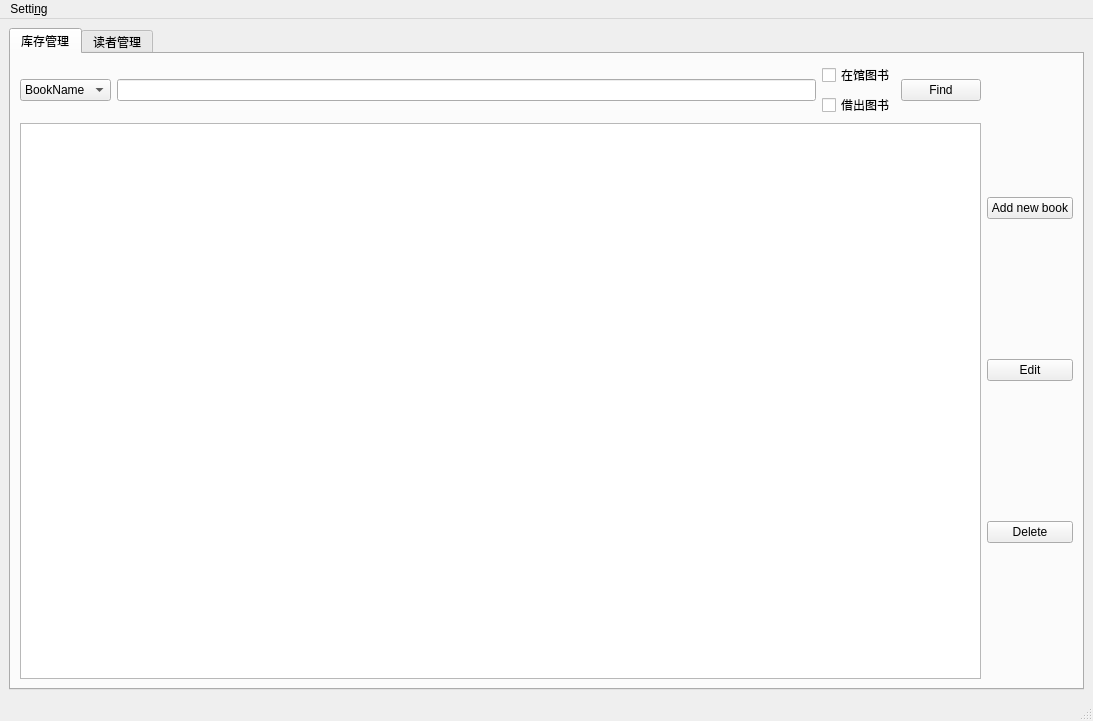
Old version of the form sourcecode/adminmainwindow.ui in the repository LiuzhouChan/database-Project-with-QT.
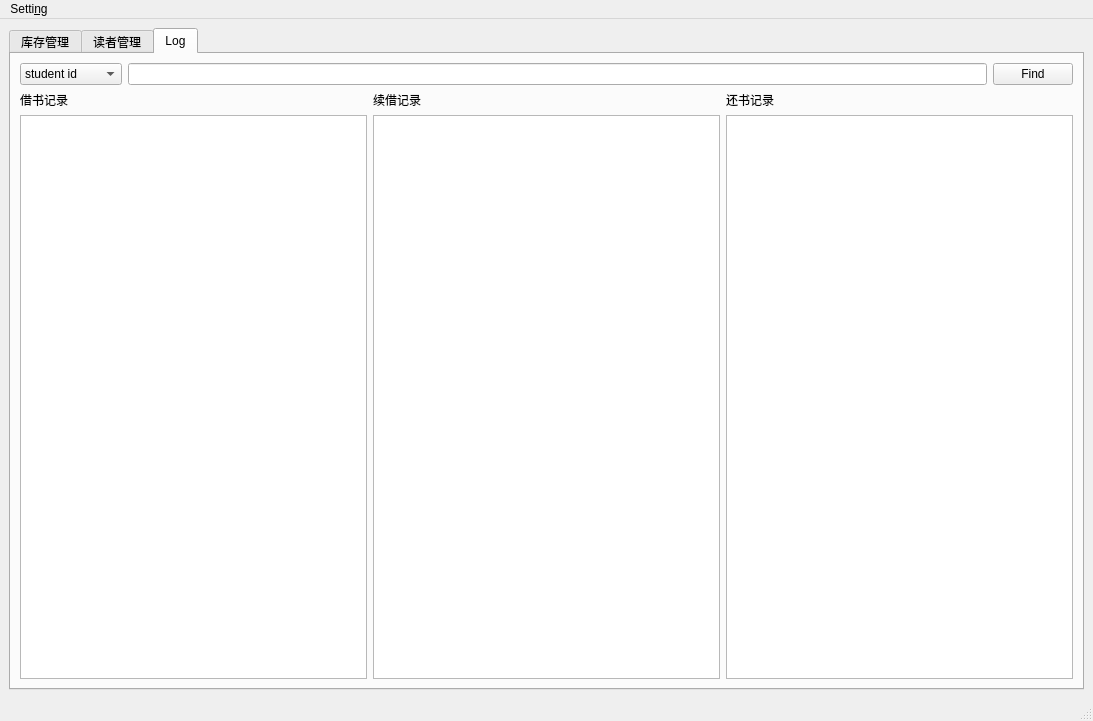
New version of the form. The open tabs and pages were chosen to show the change.

Diff of the .ui file:
```diff
--- a/sourcecode/adminmainwindow.ui
+++ b/sourcecode/adminmainwindow.ui
@@ -14,7 +14,7 @@
    <string>MainWindow</string>
   </property>
   <widget class="QWidget" name="centralwidget">
-   <layout class="QHBoxLayout" name="horizontalLayout">
+   <layout class="QVBoxLayout" name="verticalLayout_7">
     <item>
      <widget class="QTabWidget" name="tabWidget">
       <property name="currentIndex">
@@ -204,6 +204,83 @@
         </item>
        </layout>
       </widget>
+      <widget class="QWidget" name="tab_3">
+       <attribute name="title">
+        <string>Log</string>
+       </attribute>
+       <layout class="QVBoxLayout" name="verticalLayout_9">
+        <item>
+         <layout class="QVBoxLayout" name="verticalLayout_8">
+          <item>
+           <layout class="QHBoxLayout" name="horizontalLayout_11">
+            <item>
+             <widget class="QComboBox" name="comboBox_5">
+              <item>
+               <property name="text">
+                <string>student id</string>
+               </property>
+              </item>
+              <item>
+               <property name="text">
+                <string>book number</string>
+               </property>
+              </item>
+             </widget>
+            </item>
+            <item>
+             <widget class="QLineEdit" name="lineEdit_5"/>
+            </item>
+            <item>
+             <widget class="QPushButton" name="pushButton_17">
+              <property name="text">
+               <string>Find</string>
+              </property>
+             </widget>
+            </item>
+           </layout>
+          </item>
+          <item>
+           <layout class="QHBoxLayout" name="horizontalLayout_6">
+            <item>
+             <widget class="QLabel" name="label">
+              <property name="text">
+               <string>借书记录</string>
+              </property>
+             </widget>
+            </item>
+            <item>
+             <widget class="QLabel" name="label_2">
+              <property name="text">
+               <string>续借记录</string>
+              </property>
+             </widget>
+            </item>
+            <item>
+             <widget class="QLabel" name="label_3">
+              <property name="text">
+               <string>还书记录</string>
+              </property>
+             </widget>
+            </item>
+           </layout>
+          </item>
+          <item>
+           <layout class="QHBoxLayout" name="horizontalLayout">
+            <item>
+             <widget class="QTableWidget" name="tableWidget_3"/>
+            </item>
+            <item>
+             <widget class="QTableWidget" name="tableWidget_7"/>
+            </item>
+            <item>
+             <widget class="QTableWidget" name="tableWidget_8"/>
+            </item>
+           </layout>
+          </item>
+         </layout>
+        </item>
+       </layout>
+      </widget>
      </widget>
     </item>
    </layout>
```
Left out of the diff: 5 changed lines with no effect on the pictures.
